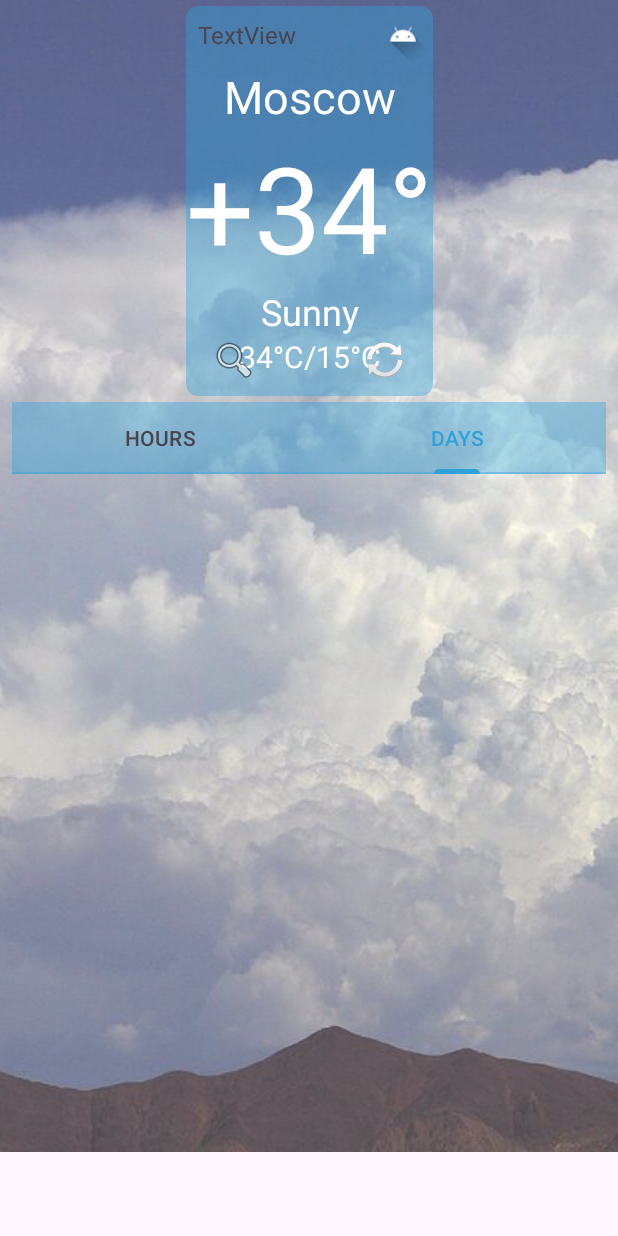
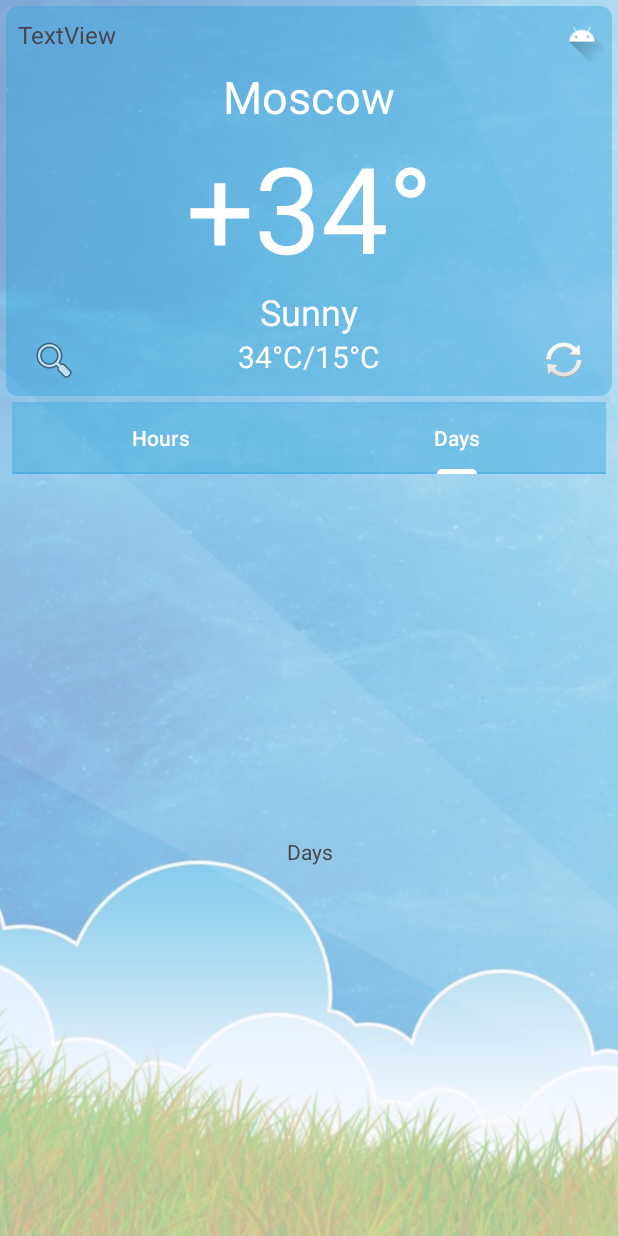
Before and after one commit to ShvetsovN/WeatherApp, an Android app: the screen it shows after launch (MainActivity), tab 2 chosen, on a phone screen of 412 x 824 dp. Run offline under Robolectric (Android 15) with nearby library versions, the phone set to English and light mode, and no system bars; Roboto replaces fonts that are not available here.

Commit message:
WA-7: 1. Changed fragment_main.xml 2. Added new fragments 3. Added VpAdapter 4. Changed img

```diff
--- /dev/null
+++ b/app/src/main/java/com/example/weatherapp/adapters/VpAdapter.kt
@@ -0,0 +1,12 @@
+package com.example.weatherapp.adapters
+
+import androidx.fragment.app.Fragment
+import androidx.fragment.app.FragmentActivity
+import androidx.viewpager2.adapter.FragmentStateAdapter
+
+class VpAdapter(fa: FragmentActivity, private val list: List<Fragment>) : FragmentStateAdapter(fa) {
+
+    override fun getItemCount() = list.size
+
+    override fun createFragment(position: Int) = list[position]
+}
--- /dev/null
+++ b/app/src/main/java/com/example/weatherapp/fragments/DaysFragment.kt
@@ -0,0 +1,25 @@
+package com.example.weatherapp.fragments
+
+import android.os.Bundle
+import androidx.fragment.app.Fragment
+import android.view.LayoutInflater
+import android.view.View
+import android.view.ViewGroup
+import com.example.weatherapp.R
+
+class DaysFragment : Fragment() {
+
+    override fun onCreateView(
+        inflater: LayoutInflater, container: ViewGroup?,
+        savedInstanceState: Bundle?
+    ): View? {
+        return inflater.inflate(R.layout.fragment_days, container, false)
+    }
+
+    companion object {
+
+        @JvmStatic
+        fun newInstance() = DaysFragment()
+
+    }
+}
--- /dev/null
+++ b/app/src/main/java/com/example/weatherapp/fragments/HoursFragment.kt
@@ -0,0 +1,26 @@
+package com.example.weatherapp.fragments
+
+import android.os.Bundle
+import androidx.fragment.app.Fragment
+import android.view.LayoutInflater
+import android.view.View
+import android.view.ViewGroup
+import com.example.weatherapp.R
+
+class HoursFragment : Fragment() {
+
+    override fun onCreateView(
+        inflater: LayoutInflater, container: ViewGroup?,
+        savedInstanceState: Bundle?
+    ): View? {
+        // Inflate the layout for this fragment
+        return inflater.inflate(R.layout.fragment_hours, container, false)
+    }
+
+    companion object {
+
+        @JvmStatic
+        fun newInstance() = HoursFragment()
+
+    }
+}
--- a/app/src/main/java/com/example/weatherapp/fragments/MainFragment.kt
+++ b/app/src/main/java/com/example/weatherapp/fragments/MainFragment.kt
@@ -8,12 +8,22 @@ import android.view.ViewGroup
 import android.widget.Toast
 import androidx.activity.result.ActivityResultLauncher
 import androidx.activity.result.contract.ActivityResultContracts
+import androidx.appcompat.app.AppCompatActivity
 import androidx.fragment.app.Fragment
+import com.example.weatherapp.adapters.VpAdapter
 import com.example.weatherapp.databinding.FragmentMainBinding
 import com.example.weatherapp.isPermissionGranted
+import com.google.android.material.tabs.TabLayoutMediator
 
 class MainFragment : Fragment() {
 
+    private val fList = listOf(
+        HoursFragment.newInstance(),
+        DaysFragment.newInstance(),
+    )
+    private val tList = listOf(
+        "Hours", "Days"
+    )
     private lateinit var pLauncher: ActivityResultLauncher<String>
     private val binding: FragmentMainBinding by lazy {
         FragmentMainBinding.inflate(layoutInflater)
@@ -29,6 +39,15 @@ class MainFragment : Fragment() {
     override fun onViewCreated(view: View, savedInstanceState: Bundle?) {
         super.onViewCreated(view, savedInstanceState)
         checkPermission()
+        init()
+    }
+
+    private fun init() = with(binding) {
+        val adapter = VpAdapter(activity as AppCompatActivity, fList)
+        vp.adapter = adapter
+        TabLayoutMediator(tabLayout, vp){ tab, pos ->
+            tab.text = tList[pos]
+        }.attach()
     }
 
     private fun permissionListener() {
--- a/app/src/main/res/layout/fragment_days.xml
+++ b/app/src/main/res/layout/fragment_days.xml
@@ -5,7 +5,6 @@
     android:layout_height="match_parent"
     tools:context=".fragments.DaysFragment">
 
-    <!-- TODO: Update blank fragment layout -->
     <TextView
         android:layout_width="match_parent"
         android:layout_height="match_parent"
--- a/app/src/main/res/layout/fragment_hours.xml
+++ b/app/src/main/res/layout/fragment_hours.xml
@@ -5,7 +5,6 @@
     android:layout_height="match_parent"
     tools:context=".fragments.HoursFragment">
 
-    <!-- TODO: Update blank fragment layout -->
     <TextView
         android:layout_width="match_parent"
         android:layout_height="match_parent"
--- a/app/src/main/res/layout/fragment_main.xml
+++ b/app/src/main/res/layout/fragment_main.xml
@@ -9,17 +9,17 @@
     <ImageView
         android:layout_width="wrap_content"
         android:layout_height="wrap_content"
-        android:alpha="0.7"
+        android:alpha="0.5"
         android:scaleType="centerCrop"
         app:layout_constraintBottom_toBottomOf="parent"
         app:layout_constraintEnd_toEndOf="parent"
         app:layout_constraintStart_toStartOf="parent"
         app:layout_constraintTop_toTopOf="parent"
-        app:srcCompat="@drawable/weather" />
+        app:srcCompat="@drawable/weather_bg_2" />
 
     <androidx.cardview.widget.CardView
         android:id="@+id/cvWeather"
-        android:layout_width="match_parent"
+        android:layout_width="0dp"
         android:layout_height="wrap_content"
         android:layout_marginStart="4dp"
         android:layout_marginTop="4dp"
@@ -139,6 +139,8 @@
         android:layout_marginStart="8dp"
         android:layout_marginTop="4dp"
         android:layout_marginEnd="8dp"
+        app:tabTextColor="@color/white"
+        app:tabIndicatorColor="@color/white"
         android:backgroundTint="@color/card_blue_bg"
         app:layout_constraintEnd_toEndOf="parent"
         app:layout_constraintStart_toStartOf="parent"
@@ -163,8 +165,8 @@
         android:layout_marginStart="8dp"
         android:layout_marginEnd="8dp"
         android:layout_marginBottom="4dp"
+        app:layout_constraintTop_toBottomOf="@id/tabLayout"
         app:layout_constraintBottom_toBottomOf="parent"
         app:layout_constraintEnd_toEndOf="parent"
-        app:layout_constraintHorizontal_bias="1.0"
         app:layout_constraintStart_toStartOf="parent" />
 </androidx.constraintlayout.widget.ConstraintLayout>
```
Also changed, not shown: app/src/main/res/drawable/weather_bg_2.jpg (added).
